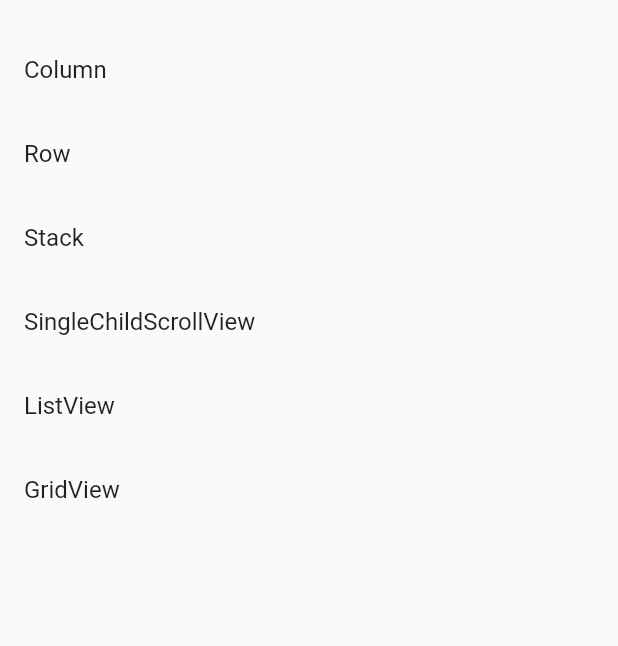
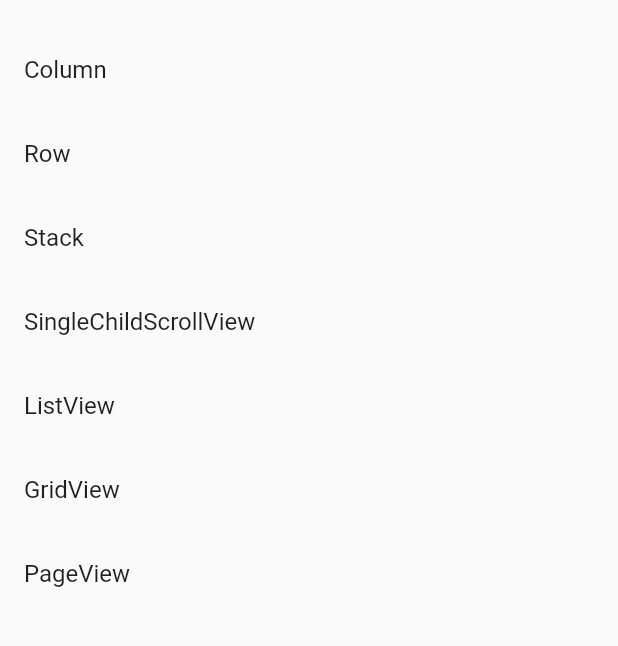
Before and after one commit to karais89/flutter_survival_coding, a Flutter app: the MultiMenu screen opened directly, on a phone screen of 412 x 824 dp, the part 140-786 px from its top. Run offline on Flutter 3.47's test engine with Material 2 defaults, Android fonts, the phone set to English and light mode, and no system bars.

Commit message:
PageView

```diff
--- a/chapter04/lib/multi/multi_menu.dart
+++ b/chapter04/lib/multi/multi_menu.dart
@@ -2,6 +2,7 @@ import 'package:chapter04/multi/column_page.dart';
 import 'package:chapter04/multi/container_page.dart';
 import 'package:chapter04/multi/grid_view_page.dart';
 import 'package:chapter04/multi/list_view_page.dart';
+import 'package:chapter04/multi/page_view_page.dart';
 import 'package:chapter04/multi/row_page.dart';
 import 'package:chapter04/multi/single_child_scroll_view_page.dart';
 import 'package:chapter04/multi/stack_page.dart';
@@ -44,6 +45,10 @@ class MultiMenu extends StatelessWidget {
             title: 'GridView',
             page: GridViewPage(),
           ),
+          MyListTile(
+            title: 'PageView',
+            page: PageViewPage(),
+          ),
         ],
       ),
     );
```
Also changed, not shown: chapter04/lib/multi/page_view_page.dart (added, +25 -0 lines).
